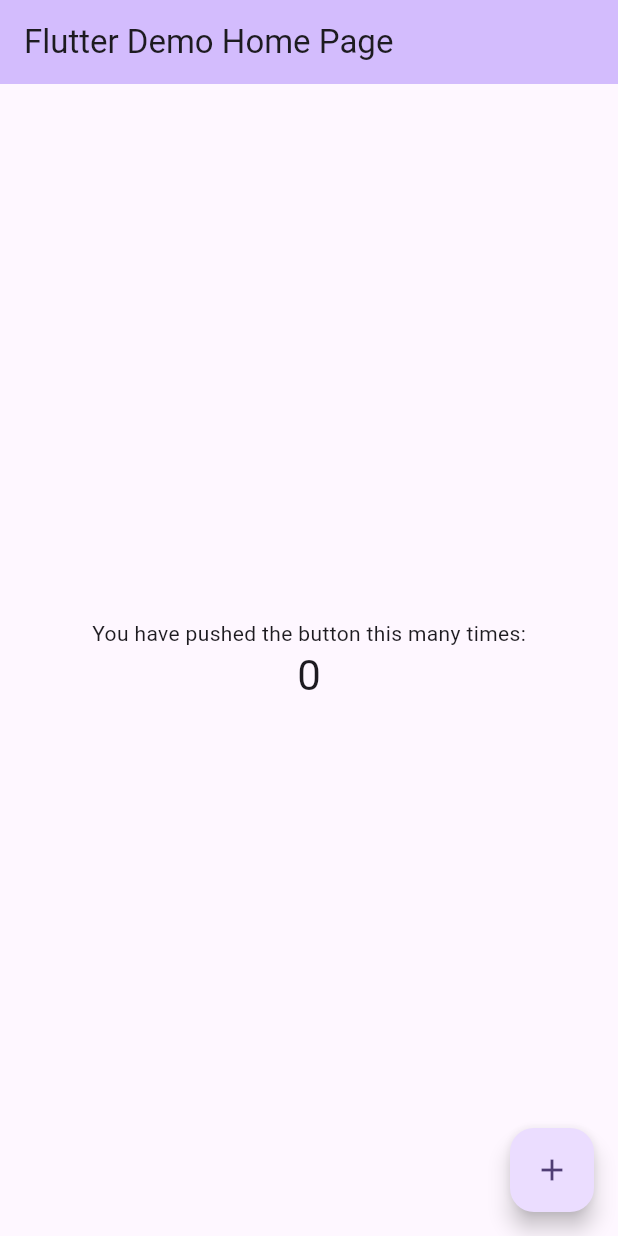
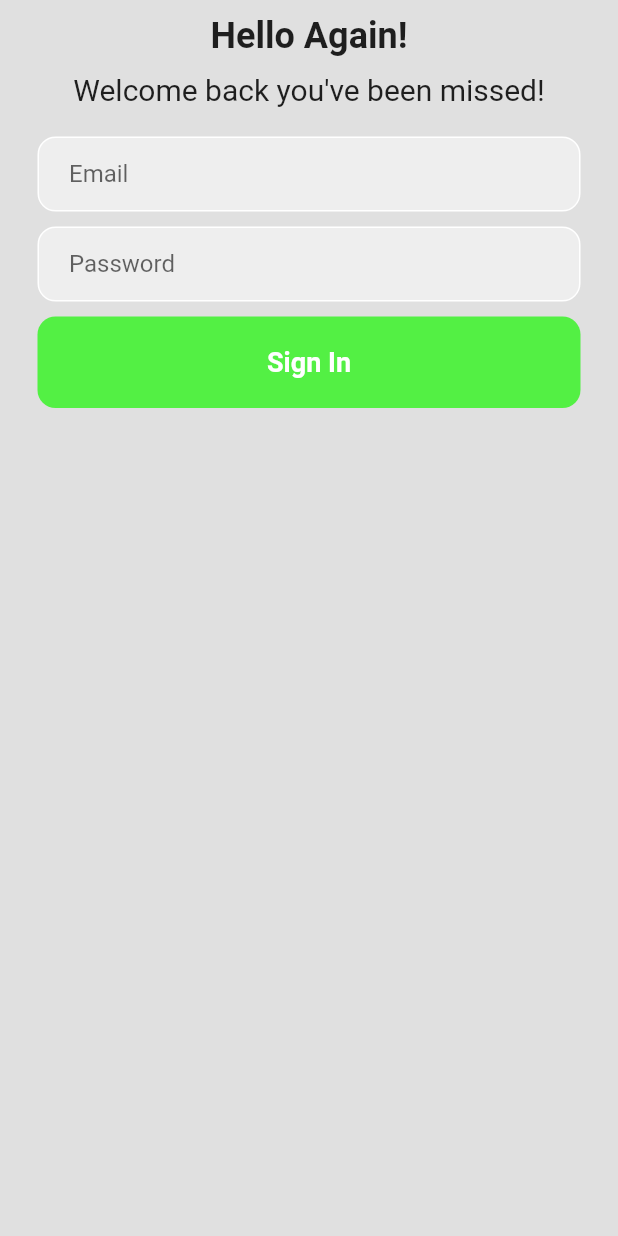
Before and after one commit to BrianKawinzi/medrx-mobile-app, a Flutter app: the screen it shows after launch, on a phone screen of 412 x 824 dp. Run offline on Flutter 3.47's test engine with Material 2 defaults, Android fonts, the phone set to English and light mode, and no system bars.

Commit message:
loginpage start

```diff
--- /dev/null
+++ b/lib/login_page.dart
@@ -0,0 +1,112 @@
+import 'package:flutter/material.dart';
+
+class LoginPage extends StatefulWidget {
+  const LoginPage({Key? key}) : super(key: key);
+
+  @override
+  State<LoginPage> createState() => _LoginPageState();
+}
+
+class _LoginPageState extends State<LoginPage> {
+  @override
+  Widget build(BuildContext context){
+    return Scaffold(
+      backgroundColor: Colors.grey[300],
+      body: SafeArea(
+        child: Center(
+        child: Column(
+          children: [
+             SizedBox(height: 10),
+        //Hello again!
+        Text('Hello Again!',
+        style: TextStyle(
+          fontWeight: FontWeight.bold,
+          fontSize: 24,
+          ),
+          ),
+          SizedBox(height: 10),
+        Text('Welcome back you\'ve been missed!',
+        style: TextStyle(
+          fontSize: 20,
+          ),
+        ),
+        SizedBox(height: 20),
+
+
+        //email textfield
+        Padding(
+          padding: const EdgeInsets.symmetric(horizontal: 25.0),
+          child: Container(
+            decoration: BoxDecoration(
+              color: Colors.grey[200],
+              border: Border.all(color: Colors.white),
+              borderRadius: BorderRadius.circular(12),
+            ),
+            child: Padding(
+              padding: const EdgeInsets.only(left: 20.0),
+              child: TextField(
+                decoration: InputDecoration(
+                  border: InputBorder.none,
+                  hintText: 'Email',
+                ),
+              ),
+            ),
+          ),
+        ),
+        SizedBox(height: 10),
+
+
+        //passwordtextfield
+        Padding(
+          padding: const EdgeInsets.symmetric(horizontal: 25.0),
+          child: Container(
+            decoration: BoxDecoration(
+              color: Colors.grey[200],
+              border: Border.all(color: Colors.white),
+              borderRadius: BorderRadius.circular(12),
+            ),
+            child: Padding(
+              padding: const EdgeInsets.only(left: 20.0),
+              child: TextField(
+                obscureText: true,
+                decoration: InputDecoration(
+                  border: InputBorder.none,
+                  hintText: 'Password',
+                ),
+              ),
+            ),
+          ),
+        ),
+        SizedBox(height: 10),
+
+        //signin button
+        Padding(
+          padding: const EdgeInsets.symmetric(horizontal: 25.0),
+          child: Container(
+            padding: EdgeInsets.all(20),
+            decoration: BoxDecoration(
+              color: Color.fromARGB(255, 83, 240, 68),
+              borderRadius: BorderRadius.circular(12),
+              ),
+            child: Center(
+              child: Text(
+                'Sign In',
+                style: TextStyle(
+                  color: Colors.white,
+                  fontWeight: FontWeight.bold,
+                  fontSize: 18,
+                  ),
+                )
+              ),
+          ),
+        )
+
+        //not a member register now
+      ],
+        )
+        ),
+      ),
+    );
+
+  }
+}
--- a/lib/main.dart
+++ b/lib/main.dart
@@ -1,5 +1,5 @@
 import 'package:flutter/material.dart';
-
+import 'login_page.dart';
 void main() {
   runApp(const MyApp());
 }
@@ -11,115 +11,8 @@ class MyApp extends StatelessWidget {
   @override
   Widget build(BuildContext context) {
     return MaterialApp(
-      title: 'Flutter Demo',
-      theme: ThemeData(
-        // This is the theme of your application.
-        //
-        // TRY THIS: Try running your application with "flutter run". You'll see
-        // the application has a blue toolbar. Then, without quitting the app,
-        // try changing the seedColor in the colorScheme below to Colors.green
-        // and then invoke "hot reload" (save your changes or press the "hot
-        // reload" button in a Flutter-supported IDE, or press "r" if you used
-        // the command line to start the app).
-        //
-        // Notice that the counter didn't reset back to zero; the application
-        // state is not lost during the reload. To reset the state, use hot
-        // restart instead.
-        //
-        // This works for code too, not just values: Most code changes can be
-        // tested with just a hot reload.
-        colorScheme: ColorScheme.fromSeed(seedColor: Colors.deepPurple),
-        useMaterial3: true,
-      ),
-      home: const MyHomePage(title: 'Flutter Demo Home Page'),
+      debugShowCheckedModeBanner: false,
+      home: LoginPage(),
     );
   }
 }
-
-class MyHomePage extends StatefulWidget {
-  const MyHomePage({super.key, required this.title});
-
-  // This widget is the home page of your application. It is stateful, meaning
-  // that it has a State object (defined below) that contains fields that affect
-  // how it looks.
-
-  // This class is the configuration for the state. It holds the values (in this
-  // case the title) provided by the parent (in this case the App widget) and
-  // used by the build method of the State. Fields in a Widget subclass are
-  // always marked "final".
-
-  final String title;
-
-  @override
-  State<MyHomePage> createState() => _MyHomePageState();
-}
-
-class _MyHomePageState extends State<MyHomePage> {
-  int _counter = 0;
-
-  void _incrementCounter() {
-    setState(() {
-      // This call to setState tells the Flutter framework that something has
-      // changed in this State, which causes it to rerun the build method below
-      // so that the display can reflect the updated values. If we changed
-      // _counter without calling setState(), then the build method would not be
-      // called again, and so nothing would appear to happen.
-      _counter++;
-    });
-  }
-
-  @override
-  Widget build(BuildContext context) {
-    // This method is rerun every time setState is called, for instance as done
-    // by the _incrementCounter method above.
-    //
-    // The Flutter framework has been optimized to make rerunning build methods
-    // fast, so that you can just rebuild anything that needs updating rather
-    // than having to individually change instances of widgets.
-    return Scaffold(
-      appBar: AppBar(
-        // TRY THIS: Try changing the color here to a specific color (to
-        // Colors.amber, perhaps?) and trigger a hot reload to see the AppBar
-        // change color while the other colors stay the same.
-        backgroundColor: Theme.of(context).colorScheme.inversePrimary,
-        // Here we take the value from the MyHomePage object that was created by
-        // the App.build method, and use it to set our appbar title.
-        title: Text(widget.title),
-      ),
-      body: Center(
-        // Center is a layout widget. It takes a single child and positions it
-        // in the middle of the parent.
-        child: Column(
-          // Column is also a layout widget. It takes a list of children and
-          // arranges them vertically. By default, it sizes itself to fit its
-          // children horizontally, and tries to be as tall as its parent.
-          //
-          // Column has various properties to control how it sizes itself and
-          // how it positions its children. Here we use mainAxisAlignment to
-          // center the children vertically; the main axis here is the vertical
-          // axis because Columns are vertical (the cross axis would be
-          // horizontal).
-          //
-          // TRY THIS: Invoke "debug painting" (choose the "Toggle Debug Paint"
-          // action in the IDE, or press "p" in the console), to see the
-          // wireframe for each widget.
-          mainAxisAlignment: MainAxisAlignment.center,
-          children: <Widget>[
-            const Text(
-              'You have pushed the button this many times:',
-            ),
-            Text(
-              '$_counter',
-              style: Theme.of(context).textTheme.headlineMedium,
-            ),
-          ],
-        ),
-      ),
-      floatingActionButton: FloatingActionButton(
-        onPressed: _incrementCounter,
-        tooltip: 'Increment',
-        child: const Icon(Icons.add),
-      ), // This trailing comma makes auto-formatting nicer for build methods.
-    );
-  }
-}
```
